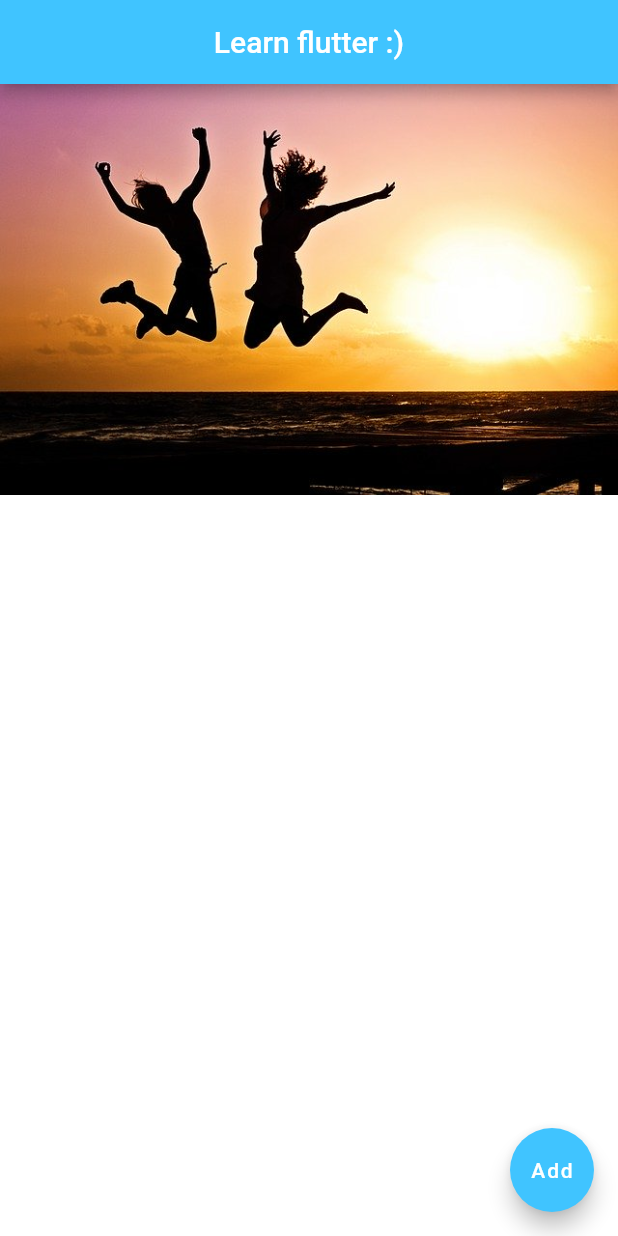
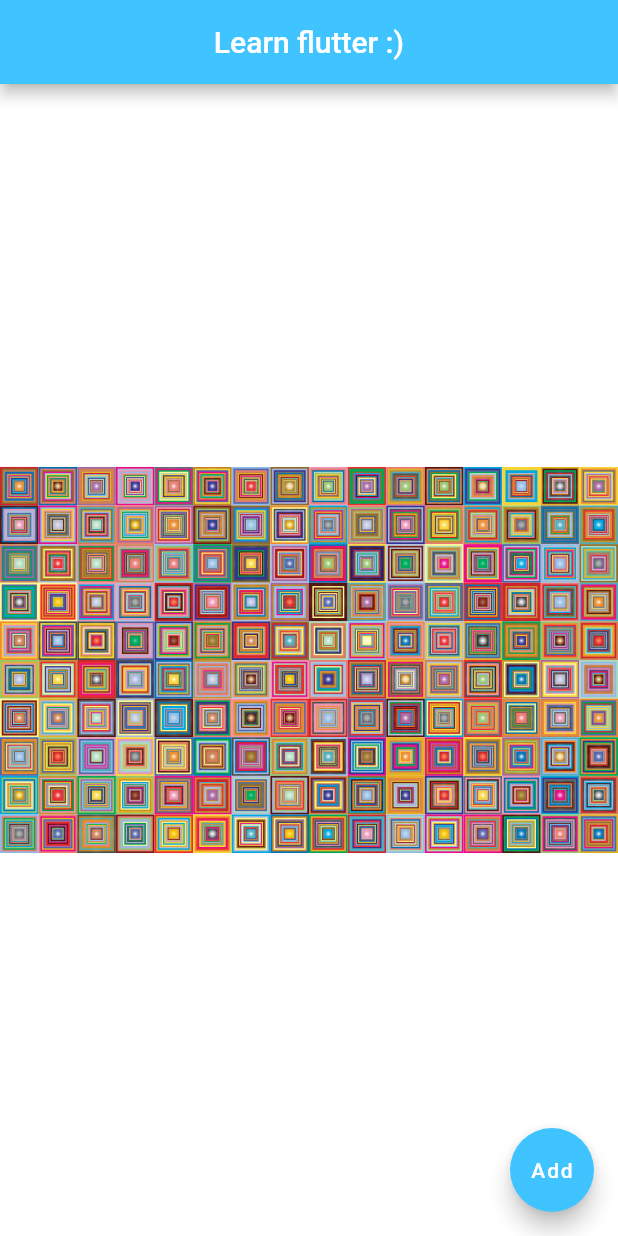
Before and after one commit to Flop88/LearnFlutter, a Flutter app: the screen it shows after launch, on a phone screen of 412 x 824 dp. Run offline on Flutter 3.47's test engine with Material 2 defaults, Android fonts, the phone set to English and light mode, and no system bars; our stand-ins replace flutter_svg.

```diff
--- a/lib/main.dart
+++ b/lib/main.dart
@@ -1,4 +1,6 @@
 import 'package:flutter/material.dart';
+import 'package:flutter_svg/flutter_svg.dart';
+
 
 void main() => runApp(FlutterTutorialApp());
 
@@ -13,9 +15,7 @@ class FlutterTutorialApp extends StatelessWidget {
             centerTitle: true,
             backgroundColor: Colors.lightBlueAccent,
           ),
-          body: Image(
-            image: AssetImage("assets/images/1.jpg"),
-          ),
+          body: SvgPicture.asset("assets/images/3.svg"),
           floatingActionButton: FloatingActionButton(
             child: Text("Add"),
             backgroundColor: Colors.lightBlueAccent,
--- a/pubspec.yaml
+++ b/pubspec.yaml
@@ -23,6 +23,7 @@ environment:
 dependencies:
   flutter:
     sdk: flutter
+  flutter_svg: ^0.18.1
 
 
   # The following adds the Cupertino Icons font to your application.
```
Also changed, not shown: assets/images/3.svg (added), pubspec.lock.
